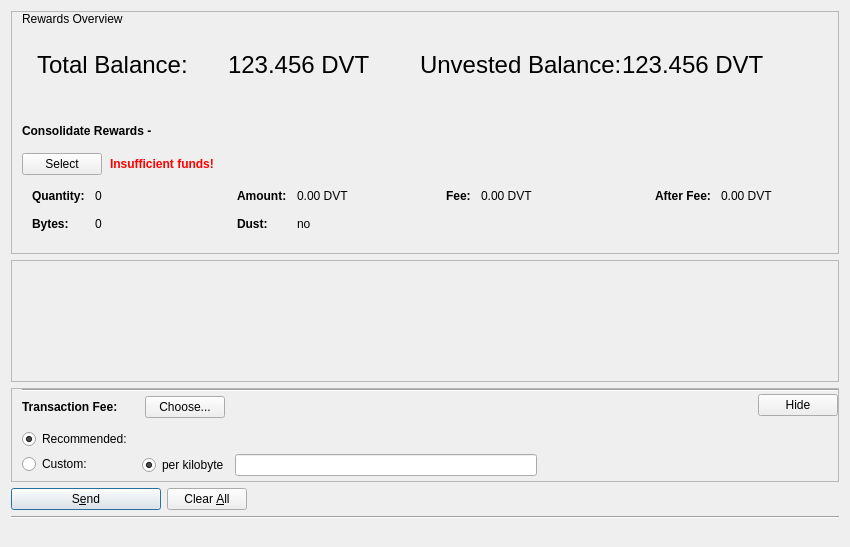
Before: the Qt Designer form src/qt/forms/rewardsdialog.ui in devaultcrypto/devault, drawn with Qt 5.
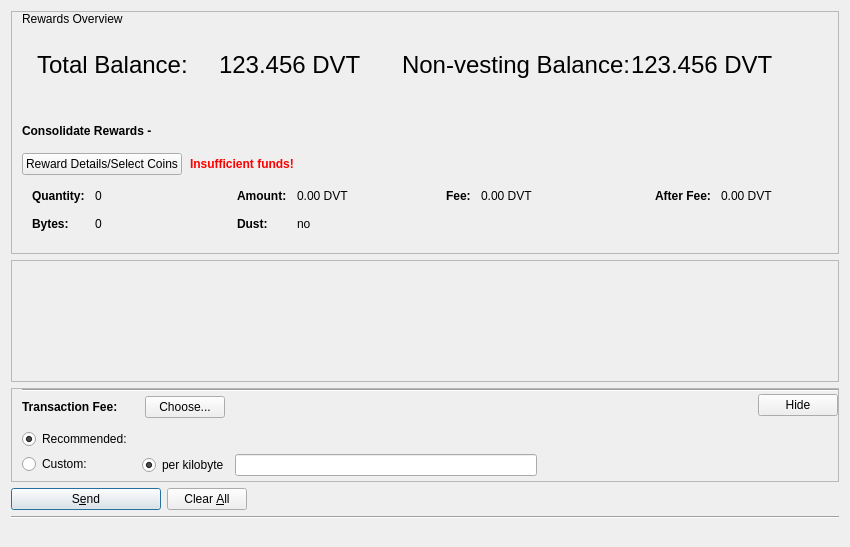
After: the same form once the commit is applied. Icons and pictures are not drawn. Custom widgets are drawn as their Qt base class.

Commit message: Add CopyAddress capability to RewardsControl, change label names

The edit to the form file:
```diff
--- a/src/qt/forms/rewardsdialog.ui
+++ b/src/qt/forms/rewardsdialog.ui
@@ -149,7 +149,7 @@
            </font>
           </property>
           <property name="text">
-           <string>Unvested Balance:</string>
+           <string>Non-vesting Balance:</string>
           </property>
          </widget>
         </item>
@@ -246,7 +246,7 @@
              <string notr="true"/>
             </property>
             <property name="text">
-             <string>Select</string>
+             <string>Reward Details/Select Coins</string>
             </property>
             <property name="autoDefault">
              <bool>false</bool>
```
The commit also changes 2 other files.
